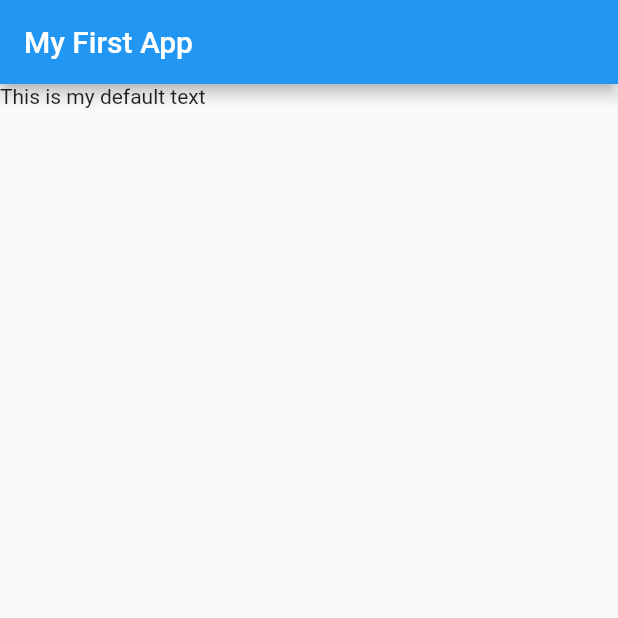
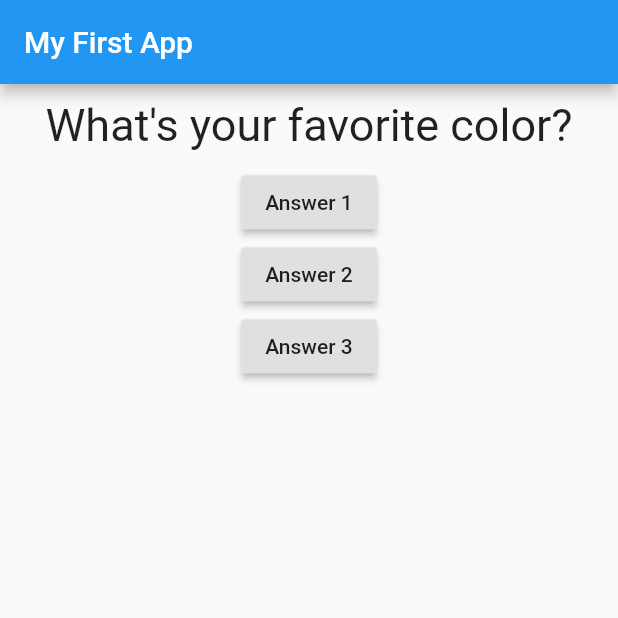
Before and after one commit to Daniel-Sogbey/flutter_quiz_app-flutter-series-1-, a Flutter app: the screen it shows after launch, on a phone screen of 412 x 824 dp, the top half of it. Run offline on Flutter 3.47's test engine with Material 2 defaults, Android fonts, the phone set to English and light mode, and no system bars.

Commit message:
Added a question class to the lib folder

```diff
--- a/lib/main.dart
+++ b/lib/main.dart
@@ -1,8 +1,32 @@
 import 'package:flutter/material.dart';
+
+import 'question.dart';
 
 void main() => runApp(MyApp());
 
-class MyApp extends StatelessWidget {
+class MyApp extends StatefulWidget {
+  @override
+  State<StatefulWidget> createState() {
+    // TODO: implement createState
+    return _MyAppState();
+  }
+}
+
+class _MyAppState extends State<MyApp> {
+  int _questionIndex = 0;
+
+  List<String> questions = [
+    'What\'s your favorite color?',
+    'What\'s your favorite animal?',
+  ];
+
+  void _answerQuestion() {
+    setState(() {
+      _questionIndex += 1;
+    });
+    print(_questionIndex);
+  }
+
   @override
   Widget build(BuildContext context) {
     return MaterialApp(
@@ -10,7 +34,25 @@ class MyApp extends StatelessWidget {
         appBar: AppBar(
           title: Text('My First App'),
         ),
-        body: Text('This is my default text'),
+        body: Column(
+          children: <Widget>[
+            Question(
+              questionText: questions[_questionIndex],
+            ),
+            RaisedButton(
+              child: Text('Answer 1'),
+              onPressed: _answerQuestion,
+            ),
+            RaisedButton(
+              child: Text('Answer 2'),
+              onPressed: _answerQuestion,
+            ),
+            RaisedButton(
+              child: Text('Answer 3'),
+              onPressed: _answerQuestion,
+            ),
+          ],
+        ),
       ),
     );
   }
--- /dev/null
+++ b/lib/question.dart
@@ -0,0 +1,22 @@
+import 'package:flutter/material.dart';
+
+class Question extends StatelessWidget {
+  final String questionText;
+
+  Question({this.questionText});
+
+  @override
+  Widget build(BuildContext context) {
+    return Container(
+      width: double.infinity,
+      margin: EdgeInsets.all(10.0),
+      child: Text(
+        questionText,
+        style: TextStyle(
+          fontSize: 30,
+        ),
+        textAlign: TextAlign.center,
+      ),
+    );
+  }
+}
```
